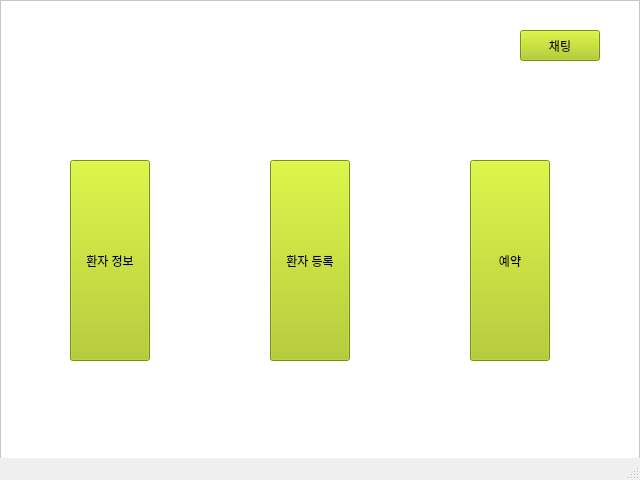
First picture: the form in Dentix/mainwindow.ui, repository sueun-jo/2ndmini_dentix, before the edit.
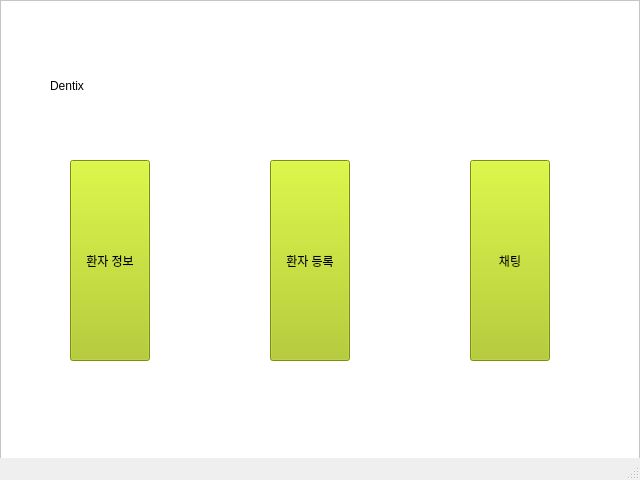
Second picture: the form after the edit.

Commit message: 클라이언트 dentix 로그인으로 변경, requestLogin으로 프로토콜 설계 및 검증 중

Patch:
```diff
--- a/Dentix/mainwindow.ui
+++ b/Dentix/mainwindow.ui
@@ -80,23 +80,20 @@
       <string notr="true">background: #acc90e</string>
      </property>
      <property name="text">
-      <string>예약</string>
+      <string>채팅</string>
      </property>
     </widget>
-    <widget class="QPushButton" name="chatting">
+    <widget class="QLabel" name="label">
      <property name="geometry">
       <rect>
-       <x>520</x>
-       <y>30</y>
-       <width>80</width>
-       <height>31</height>
+       <x>50</x>
+       <y>40</y>
+       <width>281</width>
+       <height>91</height>
       </rect>
      </property>
-     <property name="styleSheet">
-      <string notr="true">background: #acc90e</string>
-     </property>
      <property name="text">
-      <string>채팅</string>
+      <string>Dentix </string>
      </property>
     </widget>
    </widget>
```
The commit also changes 5 other files.
